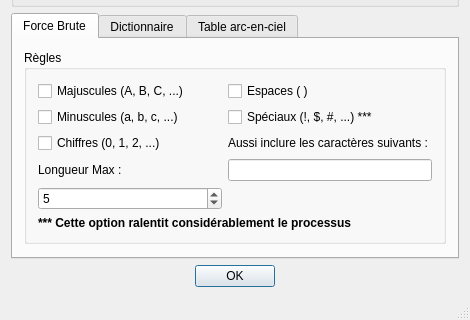
Old version of the form CasseNoisette/CasseNoisette/cassenoisette.ui in the repository raphaeldore/Casse-Noisette; both pictures show x 0 to 470 and y 189 to 509 of the 470 by 509 pixel window.
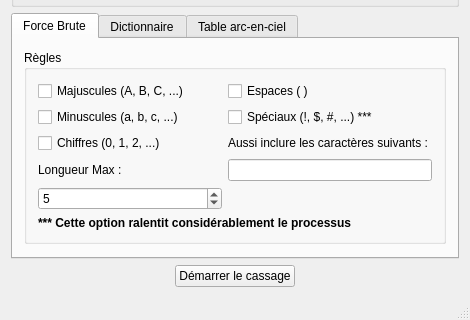
New version of the form.

Commit message: startCrackBtn on the interface

Diff of the .ui file:
```diff
--- a/CasseNoisette/CasseNoisette/cassenoisette.ui
+++ b/CasseNoisette/CasseNoisette/cassenoisette.ui
@@ -419,13 +419,16 @@
       </widget>
      </widget>
     </item>
-    <item>
-     <widget class="QDialogButtonBox" name="buttonBox">
-      <property name="standardButtons">
-       <set>QDialogButtonBox::Ok</set>
+    <item alignment="Qt::AlignHCenter|Qt::AlignVCenter">
+     <widget class="QPushButton" name="startCrackBtn">
+      <property name="sizePolicy">
+       <sizepolicy hsizetype="Fixed" vsizetype="Fixed">
+        <horstretch>0</horstretch>
+        <verstretch>0</verstretch>
+       </sizepolicy>
       </property>
-      <property name="centerButtons">
-       <bool>true</bool>
+      <property name="text">
+       <string>Démarrer le cassage</string>
       </property>
      </widget>
     </item>
```
Left out of the diff: 2 changed lines with no effect on the pictures. The commit also changes 2 other files.
